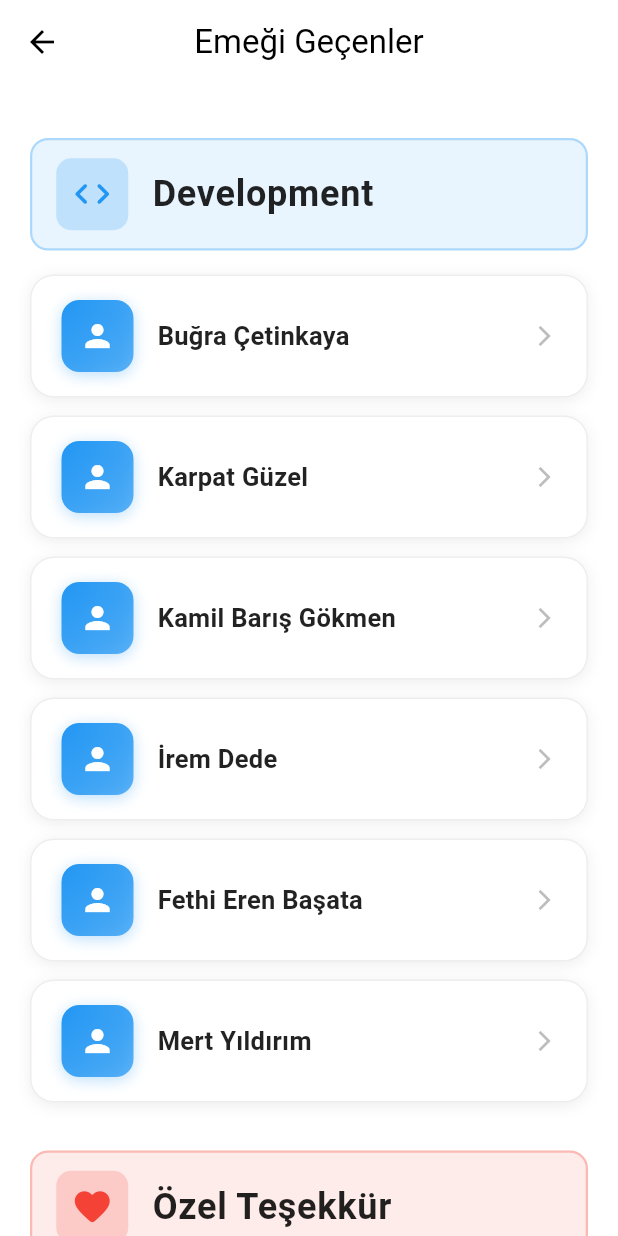
After one commit to metunccacm/hocam-connect, a Flutter app: the SettingsView screen opened directly, after a tap on "Emeği Geçenler", on a phone screen of 412 x 824 dp. The commit adds this screen. Run offline on Flutter 3.47's test engine with Material 3 defaults, Android fonts, the phone set to English and light mode, and no system bars; our stand-ins replace cached_network_image, connectivity_plus, device_info_plus, email_validator, flutter_cache_manager, flutter_form_builder and 10 more; missing offline and left inert: cryptography, postgrest; accounts and stored records are empty; network calls fail.

Commit message:
Emeği geçenler sayfası yapıldı

```diff
--- /dev/null
+++ b/project/lib/view/credits_view.dart
@@ -0,0 +1,286 @@
+import 'package:flutter/material.dart';
+import 'package:project/widgets/custom_appbar.dart';
+import '../theme_controller.dart';
+
+class CreditsView extends StatelessWidget {
+  const CreditsView({super.key});
+
+  @override
+  Widget build(BuildContext context) {
+    final isDark = ThemeController.instance.isDark;
+    final theme = Theme.of(context);
+
+    return Scaffold(
+      appBar: const HCAppBar(
+        title: 'Emeği Geçenler',
+      ),
+      body: Container(
+        decoration: BoxDecoration(
+          gradient: isDark
+              ? LinearGradient(
+                  begin: Alignment.topLeft,
+                  end: Alignment.bottomRight,
+                  colors: [
+                    theme.scaffoldBackgroundColor,
+                    theme.scaffoldBackgroundColor.withOpacity(0.95),
+                  ],
+                )
+              : null,
+        ),
+        child: SingleChildScrollView(
+          padding: const EdgeInsets.all(20.0),
+          child: Column(
+            crossAxisAlignment: CrossAxisAlignment.start,
+            children: [
+              const SizedBox(height: 16),
+              // Development Section
+              _buildSectionHeader(
+                icon: Icons.code_rounded,
+                title: 'Development',
+                color: Colors.blue,
+                isDark: isDark,
+              ),
+              const SizedBox(height: 16),
+              _buildNameCard('Buğra Çetinkaya', Icons.person, Colors.blue, isDark, showArrow: true),
+              const SizedBox(height: 12),
+              _buildNameCard('Karpat Güzel', Icons.person, Colors.blue, isDark, showArrow: true),
+              const SizedBox(height: 12),
+              _buildNameCard('Kamil Barış Gökmen', Icons.person, Colors.blue, isDark, showArrow: true),
+              const SizedBox(height: 12),
+              _buildNameCard('İrem Dede', Icons.person, Colors.blue, isDark, showArrow: true),
+              const SizedBox(height: 12),
+              _buildNameCard('Fethi Eren Başata', Icons.person, Colors.blue, isDark, showArrow: true),
+              const SizedBox(height: 12),
+              _buildNameCard('Mert Yıldırım', Icons.person, Colors.blue, isDark, showArrow: true),
+
+              const SizedBox(height: 32),
+
+              // Special Thanks Section
+              _buildSectionHeader(
+                icon: Icons.favorite_rounded,
+                title: 'Özel Teşekkür',
+                color: Colors.red,
+                isDark: isDark,
+              ),
+              const SizedBox(height: 16),
+              _buildNameCard(
+                'Prof. YELİZ YEŞİLADA YILMAZ',
+                Icons.school,
+                Colors.red,
+                isDark,
+                showArrow: false,
+                imagePath: 'assets/images/ozel_tesekkur_image/profileImage_100247',
+              ),
+              const SizedBox(height: 12),
+              _buildNameCard(
+                'Prof. ENVER EVER',
+                Icons.school,
+                Colors.red,
+                isDark,
+                showArrow: false,
+                imagePath: 'assets/images/ozel_tesekkur_image/enver-ever_1_1_1_1_0_0_1_1_1_1_0_1_0_1_1_0_0.jpeg',
+              ),
+              const SizedBox(height: 12),
+              _buildNameCard(
+                'Asst. Prof. ŞÜKRÜ ERASLAN',
+                Icons.school,
+                Colors.red,
+                isDark,
+                showArrow: false,
+                imagePath: 'assets/images/ozel_tesekkur_image/profileImage_100248',
+              ),
+              const SizedBox(height: 12),
+              _buildNameCard(
+                'Assoc. Prof. Dr. Yöney Kırsal Ever',
+                Icons.school,
+                Colors.red,
+                isDark,
+                showArrow: false,
+                imagePath: 'assets/images/ozel_tesekkur_image/582580a030f470248b259d3abcdbc07d.jpg',
+              ),
+              const SizedBox(height: 12),
+              _buildNameCard('ODTÜ KKK KALTEV', Icons.business, Colors.red, isDark, showArrow: false),
+
+              const SizedBox(height: 24),
+            ],
+          ),
+        ),
+      ),
+    );
+  }
+
+  Widget _buildSectionHeader({
+    required IconData icon,
+    required String title,
+    required Color color,
+    required bool isDark,
+  }) {
+    return Container(
+      padding: const EdgeInsets.symmetric(horizontal: 16, vertical: 12),
+      decoration: BoxDecoration(
+        color: isDark
+            ? color.withOpacity(0.15)
+            : color.withOpacity(0.1),
+        borderRadius: BorderRadius.circular(12),
+        border: Border.all(
+          color: color.withOpacity(0.3),
+          width: 1.5,
+        ),
+      ),
+      child: Row(
+        children: [
+          Container(
+            padding: const EdgeInsets.all(10),
+            decoration: BoxDecoration(
+              color: color.withOpacity(isDark ? 0.3 : 0.2),
+              borderRadius: BorderRadius.circular(10),
+            ),
+            child: Icon(
+              icon,
+              color: color,
+              size: 28,
+            ),
+          ),
+          const SizedBox(width: 16),
+          Text(
+            title,
+            style: TextStyle(
+              fontSize: 24,
+              fontWeight: FontWeight.bold,
+              color: isDark ? Colors.white : Colors.black87,
+              letterSpacing: 0.5,
+            ),
+          ),
+        ],
+      ),
+    );
+  }
+
+  Widget _buildNameCard(
+    String name,
+    IconData icon,
+    Color color,
+    bool isDark, {
+    bool showArrow = true,
+    String? imagePath,
+  }) {
+    return Container(
+      padding: const EdgeInsets.symmetric(horizontal: 20, vertical: 16),
+      decoration: BoxDecoration(
+        color: isDark
+            ? Colors.grey.shade800.withOpacity(0.6)
+            : Colors.white,
+        borderRadius: BorderRadius.circular(16),
+        border: Border.all(
+          color: isDark
+              ? Colors.grey.shade700.withOpacity(0.5)
+              : Colors.grey.shade200,
+          width: 1,
+        ),
+        boxShadow: [
+          BoxShadow(
+            color: isDark
+                ? Colors.black.withOpacity(0.3)
+                : Colors.grey.shade200,
+            blurRadius: 8,
+            offset: const Offset(0, 2),
+          ),
+        ],
+      ),
+      child: Row(
+        children: [
+          imagePath != null
+              ? Container(
+                  width: 48,
+                  height: 48,
+                  decoration: BoxDecoration(
+                    borderRadius: BorderRadius.circular(12),
+                    boxShadow: [
+                      BoxShadow(
+                        color: color.withOpacity(0.3),
+                        blurRadius: 8,
+                        offset: const Offset(0, 2),
+                      ),
+                    ],
+                  ),
+                  child: ClipRRect(
+                    borderRadius: BorderRadius.circular(12),
+                    child: Image.asset(
+                      imagePath,
+                      width: 48,
+                      height: 48,
+                      fit: BoxFit.cover,
+                      errorBuilder: (context, error, stackTrace) {
+                        return Container(
+                          width: 48,
+                          height: 48,
+                          decoration: BoxDecoration(
+                            gradient: LinearGradient(
+                              begin: Alignment.topLeft,
+                              end: Alignment.bottomRight,
+                              colors: [
+                                color,
+                                color.withOpacity(0.7),
+                              ],
+                            ),
+                          ),
+                          child: Icon(
+                            icon,
+                            color: Colors.white,
+                            size: 24,
+                          ),
+                        );
+                      },
+                    ),
+                  ),
+                )
+              : Container(
+                  width: 48,
+                  height: 48,
+                  decoration: BoxDecoration(
+                    gradient: LinearGradient(
+                      begin: Alignment.topLeft,
+                      end: Alignment.bottomRight,
+                      colors: [
+                        color,
+                        color.withOpacity(0.7),
+                      ],
+                    ),
+                    borderRadius: BorderRadius.circular(12),
+                    boxShadow: [
+                      BoxShadow(
+                        color: color.withOpacity(0.3),
+                        blurRadius: 8,
+                        offset: const Offset(0, 2),
+                      ),
+                    ],
+                  ),
+                  child: Icon(
+                    icon,
+                    color: Colors.white,
+                    size: 24,
+                  ),
+                ),
+          const SizedBox(width: 16),
+          Expanded(
+            child: Text(
+              name,
+              style: TextStyle(
+                fontSize: 17,
+                fontWeight: FontWeight.w600,
+                color: isDark ? Colors.white : Colors.black87,
+                letterSpacing: 0.2,
+              ),
+            ),
+          ),
+          if (showArrow)
+            Icon(
+              Icons.arrow_forward_ios,
+              size: 16,
+              color: isDark ? Colors.grey.shade400 : Colors.grey.shade400,
+            ),
+        ],
+      ),
+    );
+  }
+}
--- a/project/lib/view/settings_view.dart
+++ b/project/lib/view/settings_view.dart
@@ -3,6 +3,7 @@ import 'package:url_launcher/url_launcher.dart';
 import 'package:project/widgets/custom_appbar.dart';
 import 'package:supabase_flutter/supabase_flutter.dart';
 import '../theme_controller.dart'; //Theme Controller
+import 'credits_view.dart';
 
 class SettingsView extends StatefulWidget {
   const SettingsView({super.key});
@@ -221,6 +222,26 @@ Future<void> _deleteAccount() async {
                         ),
                       ),
                     ),
+                    const SizedBox(height: 32),
+                    // Emeği Geçenler Button
+                    ElevatedButton.icon(
+                      onPressed: () {
+                        Navigator.push(
+                          context,
+                          MaterialPageRoute(
+                            builder: (context) => const CreditsView(),
+                          ),
+                        );
+                      },
+                      icon: const Icon(Icons.people),
+                      label: const Text('Emeği Geçenler'),
+                      style: ElevatedButton.styleFrom(
+                        padding: const EdgeInsets.symmetric(horizontal: 24, vertical: 16),
+                        shape: RoundedRectangleBorder(
+                          borderRadius: BorderRadius.circular(12),
+                        ),
+                      ),
+                    ),
                   ],
                 ),
               ),
--- a/project/pubspec.yaml
+++ b/project/pubspec.yaml
@@ -57,6 +57,7 @@ flutter:
   assets:
      - assets/logo/
      - assets/images/
+     - assets/images/ozel_tesekkur_image/
 
   # An image asset can refer to one or more resolution-specific "variants", see
   # https://flutter.dev/to/resolution-aware-images
```
Also changed, not shown: project/assets/images/ozel_tesekkur_image/582580a030f470248b259d3abcdbc07d.jpg (added), project/assets/images/ozel_tesekkur_image/enver-ever_1_1_1_1_0_0_1_1_1_1_0_1_0_1_1_0_0.jpeg (added), 2 other files.
